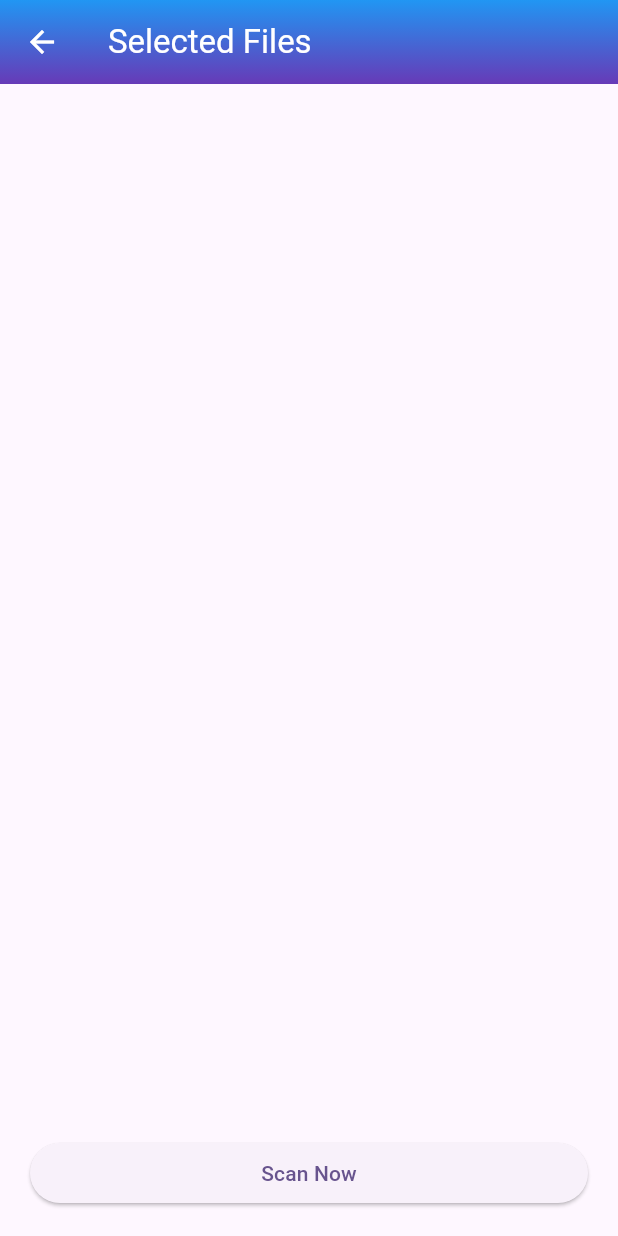
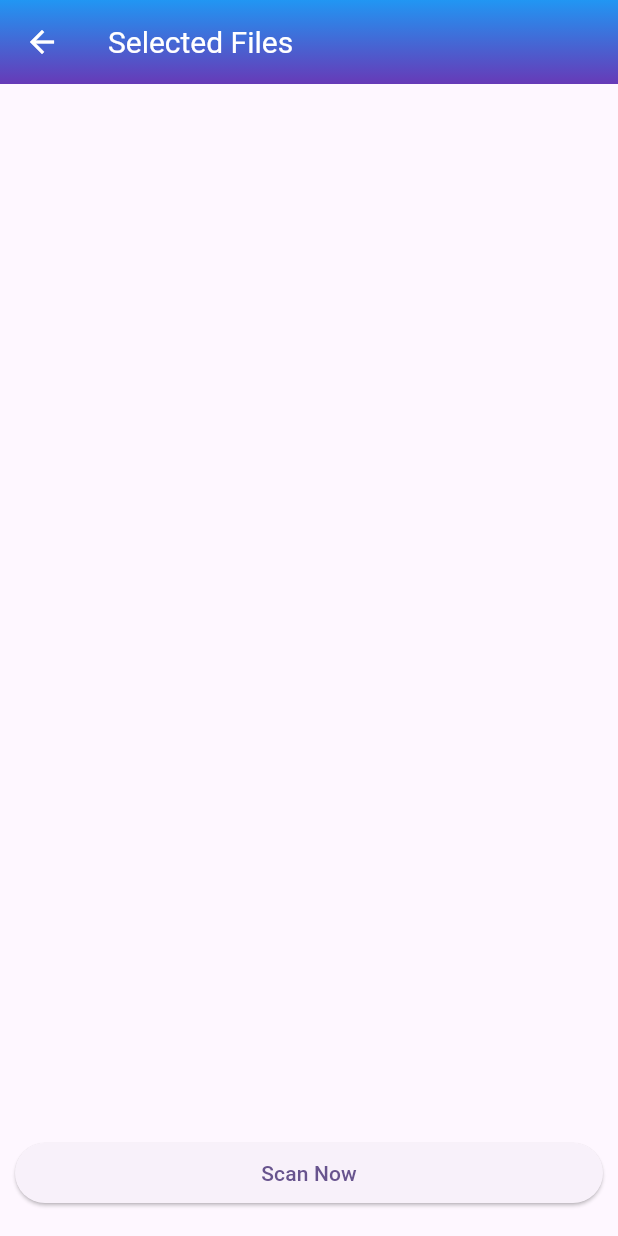
Before and after one commit to DC-21/file_picker_ui, a Flutter app: the FilesPage screen opened directly with empty values, on a phone screen of 412 x 824 dp. Run offline on Flutter 3.47's test engine with Material 2 defaults, Android fonts, the phone set to English and light mode, and no system bars; our stand-ins replace file_picker, open_file.

Commit message:
first commit

```diff
--- a/lib/files_page.dart
+++ b/lib/files_page.dart
@@ -72,6 +72,7 @@ class FilesPage extends StatelessWidget {
           "Selected Files",
           style: TextStyle(
             color: Colors.white,
+            fontSize: 20,
           ),
         ),
         iconTheme: const IconThemeData(
@@ -105,7 +106,7 @@ class FilesPage extends StatelessWidget {
           ),
           Container(
             width: double.infinity,
-            margin: const EdgeInsets.symmetric(horizontal: 20),
+            margin: const EdgeInsets.symmetric(horizontal: 10),
             child: ElevatedButton(
               onPressed: () => _scanNow(context),
               child: const Text('Scan Now'),
```
